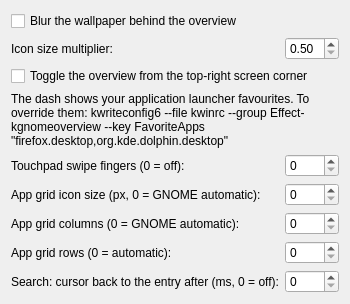
Old version of the form package/contents/ui/config.ui in the repository Adroited-LLC/kgnome-overview.
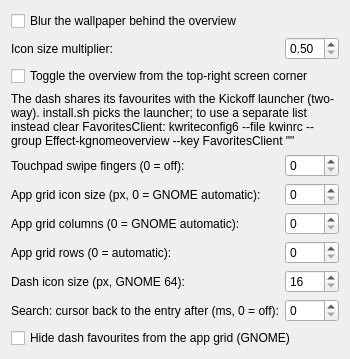
New version of the form.

Commit message: Dash like GNOME 50: favourites shared two-way with Kickoff (KAStatsFavoritesModel), drag to reorder/pin at a position/unpin (Show Apps becomes an Unpin target, grid drop unpins), running apps after a separator, right-click menu, DashIconSize, favourites hidden from the grid

Diff of the .ui file:
```diff
--- a/package/contents/ui/config.ui
+++ b/package/contents/ui/config.ui
@@ -112,18 +112,35 @@
       <bool>true</bool>
      </property>
      <property name="text">
-      <string>The dash shows your application launcher favourites. To override them: kwriteconfig6 --file kwinrc --group Effect-kgnomeoverview --key FavoriteApps "firefox.desktop,org.kde.dolphin.desktop"</string>
+      <string>The dash shares its favourites with the Kickoff launcher (two-way). install.sh picks the launcher; to use a separate list instead clear FavoritesClient: kwriteconfig6 --file kwinrc --group Effect-kgnomeoverview --key FavoritesClient ""</string>
      </property>
     </widget>
    </item>
    <item row="8" column="0">
+    <widget class="QLabel" name="labelDashIconSize">
+     <property name="text">
+      <string>Dash icon size (px, GNOME 64):</string>
+     </property>
+    </widget>
+   </item>
+   <item row="8" column="1">
+    <widget class="QSpinBox" name="kcfg_DashIconSize">
+     <property name="minimum">
+      <number>16</number>
+     </property>
+     <property name="maximum">
+      <number>256</number>
+     </property>
+    </widget>
+   </item>
+   <item row="9" column="0">
     <widget class="QLabel" name="labelSearchFocusReturnMs">
      <property name="text">
       <string>Search: cursor back to the entry after (ms, 0 = off):</string>
      </property>
     </widget>
    </item>
-   <item row="8" column="1">
+   <item row="9" column="1">
     <widget class="QSpinBox" name="kcfg_SearchFocusReturnMs">
      <property name="minimum">
       <number>0</number>
@@ -133,6 +150,13 @@
      </property>
     </widget>
    </item>
+   <item row="10" column="0" colspan="2">
+    <widget class="QCheckBox" name="kcfg_HideFavoritesInGrid">
+     <property name="text">
+      <string>Hide dash favourites from the app grid (GNOME)</string>
+     </property>
+    </widget>
+   </item>
   </layout>
  </widget>
  <resources/>
```
The commit also changes 12 other files.
